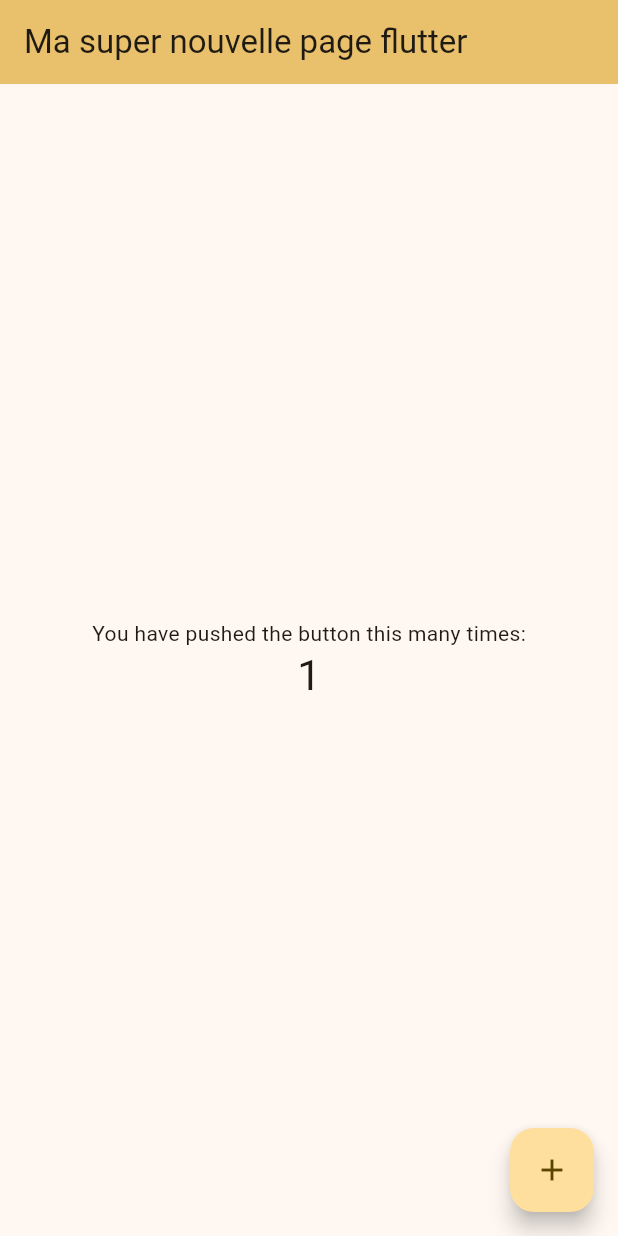
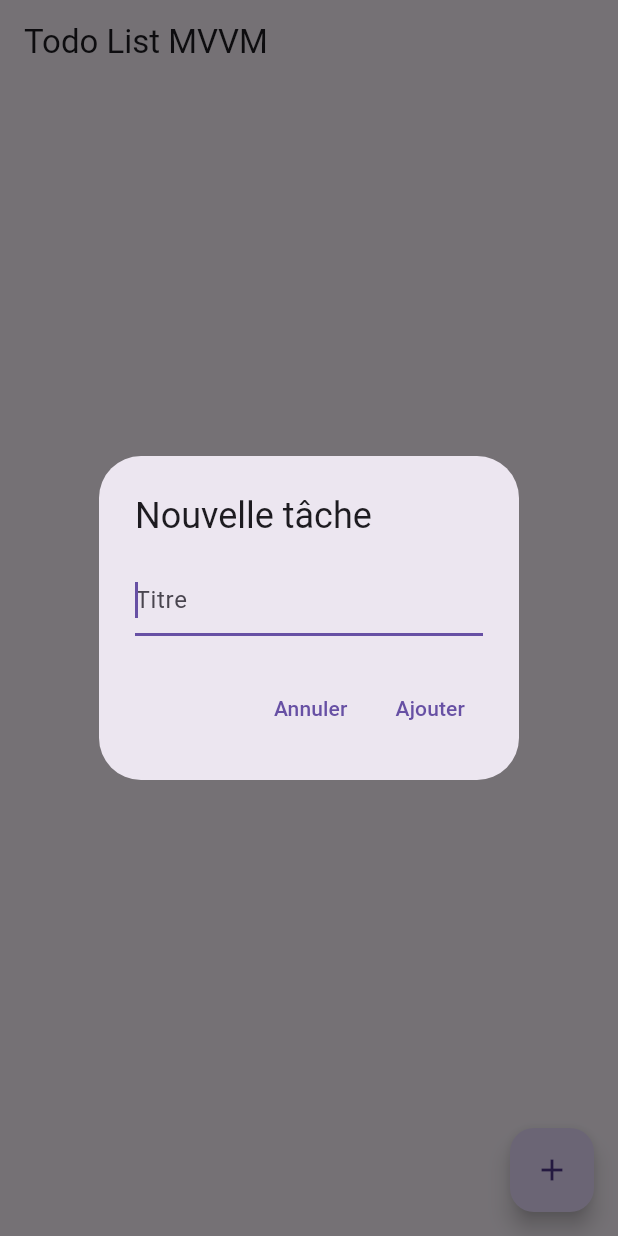
Before and after one commit to Vectem27/BetterTodoListApp, a Flutter app: the screen it shows after launch, after a tap on the "add" icon, on a phone screen of 412 x 824 dp. Run offline on Flutter 3.47's test engine with Material 3 defaults, Android fonts, the phone set to English and light mode, and no system bars.

Commit message:
Adding app basics

```diff
--- a/lib/main.dart
+++ b/lib/main.dart
@@ -1,130 +1,29 @@
 import 'package:flutter/material.dart';
+import 'models/todo_list.dart';
+import 'views/todo_list_view.dart';
+import 'viewmodels/todo_list_view_model.dart';
 
 void main()
 {
-  runApp(const MyApp());
+  final todoList = InMemoryTodoList();
+  final viewModel = TodoListViewModel(todoList);
+
+  runApp(MyApp(viewModel));
 }
 
 class MyApp extends StatelessWidget
 {
-  const MyApp({super.key});
+  final TodoListViewModel viewModel;
 
-  // This widget is the root of your application.
+  const MyApp(this.viewModel, {super.key});
+
   @override
   Widget build(BuildContext context)
   {
     return MaterialApp(
-      title: 'Flutter Demo',
-      theme: ThemeData(
-        // This is the theme of your application.
-        //
-        // TRY THIS: Try running your application with "flutter run". You'll see
-        // the application has a purple toolbar. Then, without quitting the app,
-        // try changing the seedColor in the colorScheme below to Colors.green
-        // and then invoke "hot reload" (save your changes or press the "hot
-        // reload" button in a Flutter-supported IDE, or press "r" if you used
-        // the command line to start the app).
-        //
-        // Notice that the counter didn't reset back to zero; the application
-        // state is not lost during the reload. To reset the state, use hot
-        // restart instead.
-        //
-        // This works for code too, not just values: Most code changes can be
-        // tested with just a hot reload.
-        colorScheme: ColorScheme.fromSeed(seedColor: Colors.amber),
-      ),
-      home: const MyHomePage(title: 'Ma super nouvelle page flutter'),
+      title: 'Todo MVVM Demo',
+      theme: ThemeData(primarySwatch: Colors.blue),
+      home: TodoListView(viewModel: viewModel),
     );
   }
 }
-
-class MyHomePage extends StatefulWidget
-{
-  const MyHomePage({super.key, required this.title});
-
-  // This widget is the home page of your application. It is stateful, meaning
-  // that it has a State object (defined below) that contains fields that affect
-  // how it looks.
-
-  // This class is the configuration for the state. It holds the values (in this
-  // case the title) provided by the parent (in this case the App widget) and
-  // used by the build method of the State. Fields in a Widget subclass are
-  // always marked "final".
-
-  final String title;
-
-  @override
-  State<MyHomePage> createState() => _MyHomePageState();
-}
-
-class _MyHomePageState extends State<MyHomePage>
-{
-  int _counter = 0;
-
-  void _incrementCounter()
-  {
-    setState(()
-    {
-      // This call to setState tells the Flutter framework that something has
-      // changed in this State, which causes it to rerun the build method below
-      // so that the display can reflect the updated values. If we changed
-      // _counter without calling setState(), then the build method would not be
-      // called again, and so nothing would appear to happen.
-      _counter++;
-    });
-  }
-
-  @override
-  Widget build(BuildContext context)
-  {
-    // This method is rerun every time setState is called, for instance as done
-    // by the _incrementCounter method above.
-    //
-    // The Flutter framework has been optimized to make rerunning build methods
-    // fast, so that you can just rebuild anything that needs updating rather
-    // than having to individually change instances of widgets.
-    return Scaffold(
-      appBar: AppBar(
-        // TRY THIS: Try changing the color here to a specific color (to
-        // Colors.amber, perhaps?) and trigger a hot reload to see the AppBar
-        // change color while the other colors stay the same.
-        backgroundColor: Theme.of(context).colorScheme.inversePrimary,
-        // Here we take the value from the MyHomePage object that was created by
-        // the App.build method, and use it to set our appbar title.
-        title: Text(widget.title),
-      ),
-      body: Center(
-        // Center is a layout widget. It takes a single child and positions it
-        // in the middle of the parent.
-        child: Column(
-          // Column is also a layout widget. It takes a list of children and
-          // arranges them vertically. By default, it sizes itself to fit its
-          // children horizontally, and tries to be as tall as its parent.
-          //
-          // Column has various properties to control how it sizes itself and
-          // how it positions its children. Here we use mainAxisAlignment to
-          // center the children vertically; the main axis here is the vertical
-          // axis because Columns are vertical (the cross axis would be
-          // horizontal).
-          //
-          // TRY THIS: Invoke "debug painting" (choose the "Toggle Debug Paint"
-          // action in the IDE, or press "p" in the console), to see the
-          // wireframe for each widget.
-          mainAxisAlignment: MainAxisAlignment.center,
-          children: <Widget>[
-            const Text('You have pushed the button this many times:'),
-            Text(
-              '$_counter',
-              style: Theme.of(context).textTheme.headlineMedium,
-            ),
-          ],
-        ),
-      ),
-      floatingActionButton: FloatingActionButton(
-        onPressed: _incrementCounter,
-        tooltip: 'Increment',
-        child: const Icon(Icons.add),
-      ), // This trailing comma makes auto-formatting nicer for build methods.
-    );
-  }
-}
--- /dev/null
+++ b/lib/models/todo_list.dart
@@ -0,0 +1,63 @@
+abstract class TodoListElement
+{
+  String get title;
+
+  set title(String value);
+}
+
+abstract class TodoListInterface
+{
+  List<TodoListElement> get todoList;
+
+  bool addTodoListElement(TodoListElement element);
+
+  bool removeTodoListElement(TodoListElement element);
+
+  bool setTodoListElementIndex(TodoListElement element, int index);
+}
+
+
+
+
+
+class SimpleTodoListElement implements TodoListElement {
+  String _title;
+
+  SimpleTodoListElement(this._title);
+
+  @override
+  String get title => _title;
+
+  @override
+  set title(String value) {
+    _title = value;
+  }
+}
+
+class InMemoryTodoList implements TodoListInterface {
+  final List<TodoListElement> _todoList = [];
+
+  @override
+  List<TodoListElement> get todoList => List.unmodifiable(_todoList);
+
+  @override
+  bool addTodoListElement(TodoListElement element) {
+    _todoList.add(element);
+    return true;
+  }
+
+  @override
+  bool removeTodoListElement(TodoListElement element) {
+    return _todoList.remove(element);
+  }
+
+  @override
+  bool setTodoListElementIndex(TodoListElement element, int index) {
+    if (!_todoList.contains(element) || index < 0 || index >= _todoList.length) {
+      return false;
+    }
+    _todoList.remove(element);
+    _todoList.insert(index, element);
+    return true;
+  }
+}
--- /dev/null
+++ b/lib/viewmodels/todo_list_view_model.dart
@@ -0,0 +1,23 @@
+import '../models/todo_list.dart';
+
+class TodoListViewModel
+{
+  final TodoListInterface _todoList;
+
+  TodoListViewModel(this._todoList);
+
+  List<TodoListElement> get todoList => _todoList.todoList;
+
+  void addNewTodoWithTitle(String title) {
+    final newElement = SimpleTodoListElement(title);
+    _todoList.addTodoListElement(newElement);
+  }
+
+  void updateTodoTitle(TodoListElement element, String newTitle) {
+    element.title = newTitle;
+  }
+
+  bool removeTodo(TodoListElement element) {
+    return _todoList.removeTodoListElement(element);
+  }
+}
--- /dev/null
+++ b/lib/views/todo_list_view.dart
@@ -0,0 +1,87 @@
+import 'package:flutter/material.dart';
+import '../viewmodels/todo_list_view_model.dart';
+
+class TodoListView extends StatefulWidget {
+  final TodoListViewModel viewModel;
+
+  const TodoListView({super.key, required this.viewModel});
+
+  @override
+  State<TodoListView> createState() => _TodoListViewState();
+}
+
+class _TodoListViewState extends State<TodoListView> {
+  void _showAddDialog() {
+    final controller = TextEditingController();
+
+    showDialog(
+      context: context,
+      builder: (_) => AlertDialog(
+        title: const Text('Nouvelle tâche'),
+        content: TextField(
+          controller: controller,
+          autofocus: true,
+          decoration: const InputDecoration(hintText: 'Titre'),
+        ),
+        actions: [
+          TextButton(
+            onPressed: () => Navigator.pop(context),
+            child: const Text('Annuler'),
+          ),
+          TextButton(
+            onPressed: () {
+              final text = controller.text.trim();
+              if (text.isNotEmpty) {
+                setState(() {
+                  widget.viewModel.addNewTodoWithTitle(text);
+                });
+                Navigator.pop(context);
+              }
+            },
+            child: const Text('Ajouter'),
+          ),
+        ],
+      ),
+    );
+  }
+
+  @override
+  Widget build(BuildContext context) {
+    final todos = widget.viewModel.todoList;
+
+    return Scaffold(
+      appBar: AppBar(
+        title: const Text('Todo List MVVM'),
+      ),
+      floatingActionButton: FloatingActionButton(
+        onPressed: _showAddDialog,
+        child: const Icon(Icons.add),
+      ),
+      body: ListView.builder(
+        itemCount: todos.length,
+        itemBuilder: (context, index) {
+          final todo = todos[index];
+          final controller = TextEditingController(text: todo.title);
+
+          return ListTile(
+            title: TextField(
+              controller: controller,
+              decoration: const InputDecoration(border: InputBorder.none),
+              onChanged: (value) {
+                widget.viewModel.updateTodoTitle(todo, value);
+              },
+            ),
+            trailing: IconButton(
+              icon: const Icon(Icons.delete),
+              onPressed: () {
+                setState(() {
+                  widget.viewModel.removeTodo(todo);
+                });
+              },
+            ),
+          );
+        },
+      ),
+    );
+  }
+}
--- a/pubspec.yaml
+++ b/pubspec.yaml
@@ -30,6 +30,8 @@ environment:
 dependencies:
   flutter:
     sdk: flutter
+  flutter_riverpod: ^2.5.1 # Adding river pod to manage MVVM architecture
+
 
   # The following adds the Cupertino Icons font to your application.
   # Use with the CupertinoIcons class for iOS style icons.
```
Also changed, not shown: lib/themes.dart (renamed from lib/theme.dart), pubspec.lock.
